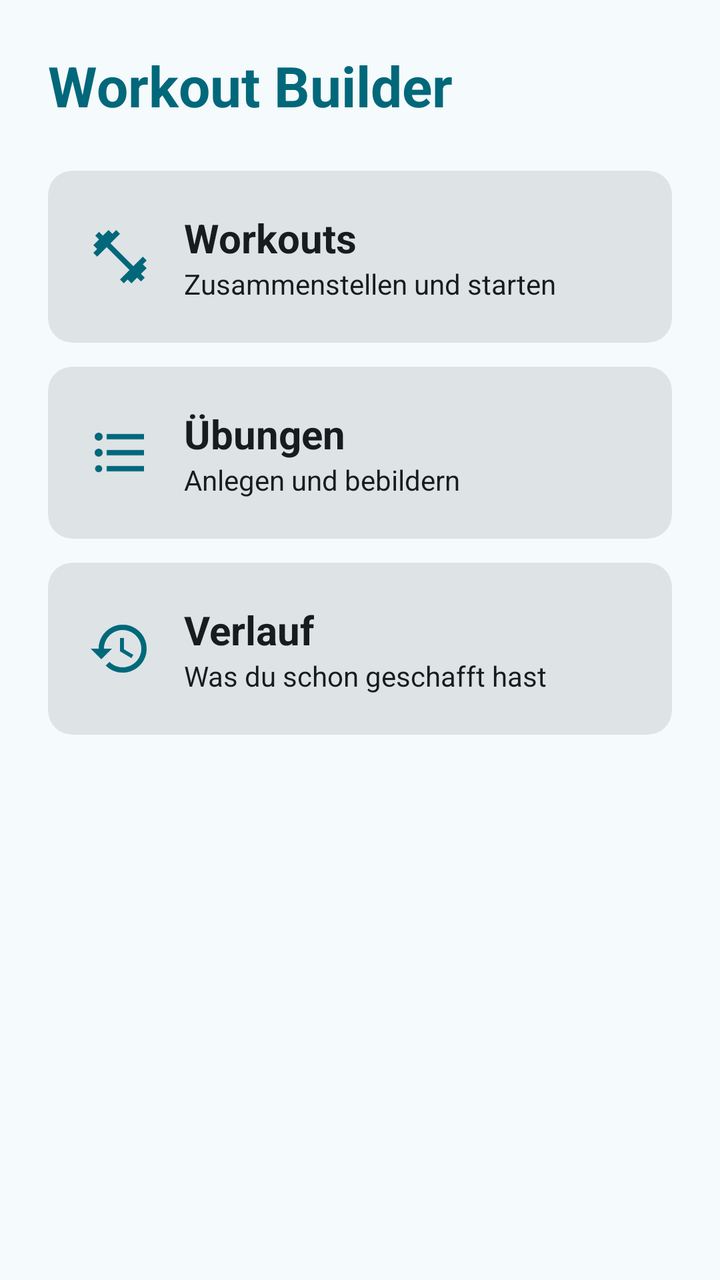
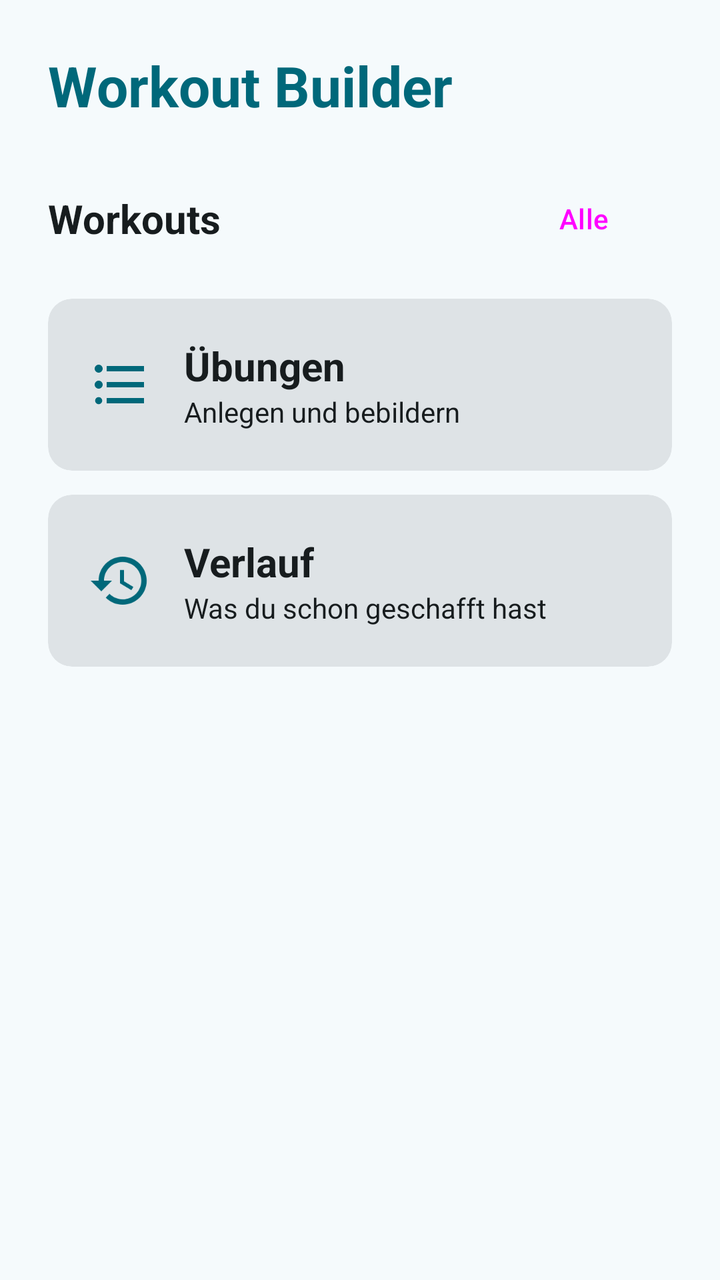

The first picture is an Android layout as it rendered before a commit; the second is the same layout after the commit. The layout source and the unified diff follow.
<!-- AndroidManifest.xml: application theme Theme.Workout -->
<!-- res/layout/fragment_home.xml -->
<?xml version="1.0" encoding="utf-8"?>
<LinearLayout
    xmlns:android="http://schemas.android.com/apk/res/android"
    xmlns:app="http://schemas.android.com/apk/res-auto"
    android:layout_width="match_parent"
    android:layout_height="match_parent"
    android:orientation="vertical"
    android:padding="24dp">

    <TextView
        android:layout_width="wrap_content"
        android:layout_height="wrap_content"
        android:text="@string/workout_builder"
        android:textColor="?attr/colorPrimary"
        android:textSize="28sp"
        android:textStyle="bold"/>

    <Space
        android:layout_width="match_parent"
        android:layout_height="24dp"/>

    <com.google.android.material.card.MaterialCardView
        android:id="@+id/btnWorkouts"
        style="@style/Widget.Workout.ListCard"
        android:layout_marginBottom="12dp"
        android:clickable="true"
        android:focusable="true">

        <LinearLayout
            android:layout_width="match_parent"
            android:layout_height="wrap_content"
            android:gravity="center_vertical"
            android:orientation="horizontal"
            android:padding="20dp">

            <ImageView
                android:layout_width="32dp"
                android:layout_height="32dp"
                android:layout_marginEnd="16dp"
                android:contentDescription="@null"
                android:src="@drawable/ic_fitness"
                app:tint="?attr/colorPrimary"/>

            <LinearLayout
                android:layout_width="0dp"
                android:layout_height="wrap_content"
                android:layout_weight="1"
                android:orientation="vertical">

                <TextView
                    android:layout_width="wrap_content"
                    android:layout_height="wrap_content"
                    android:text="@string/workouts"
                    android:textSize="20sp"
                    android:textStyle="bold"/>

                <TextView
                    android:layout_width="wrap_content"
                    android:layout_height="wrap_content"
                    android:text="Zusammenstellen und starten"/>
            </LinearLayout>
        </LinearLayout>
    </com.google.android.material.card.MaterialCardView>

    <com.google.android.material.card.MaterialCardView
        android:id="@+id/btnExercises"
        style="@style/Widget.Workout.ListCard"
        android:layout_marginBottom="12dp"
        android:clickable="true"
        android:focusable="true">

        <LinearLayout
            android:layout_width="match_parent"
            android:layout_height="wrap_content"
            android:gravity="center_vertical"
            android:orientation="horizontal"
            android:padding="20dp">

            <ImageView
                android:layout_width="32dp"
                android:layout_height="32dp"
                android:layout_marginEnd="16dp"
                android:contentDescription="@null"
                android:src="@drawable/ic_list"
                app:tint="?attr/colorPrimary"/>

            <LinearLayout
                android:layout_width="0dp"
                android:layout_height="wrap_content"
                android:layout_weight="1"
                android:orientation="vertical">

                <TextView
                    android:layout_width="wrap_content"
                    android:layout_height="wrap_content"
                    android:text="@string/exercises"
                    android:textSize="20sp"
                    android:textStyle="bold"/>

                <TextView
                    android:layout_width="wrap_content"
                    android:layout_height="wrap_content"
                    android:text="Anlegen und bebildern"/>
            </LinearLayout>
        </LinearLayout>
    </com.google.android.material.card.MaterialCardView>

    <com.google.android.material.card.MaterialCardView
        android:id="@+id/btnHistory"
        style="@style/Widget.Workout.ListCard"
        android:clickable="true"
        android:focusable="true">

        <LinearLayout
            android:layout_width="match_parent"
            android:layout_height="wrap_content"
            android:gravity="center_vertical"
            android:orientation="horizontal"
            android:padding="20dp">

            <ImageView
                android:layout_width="32dp"
                android:layout_height="32dp"
                android:layout_marginEnd="16dp"
                android:contentDescription="@null"
                android:src="@drawable/ic_history"
                app:tint="?attr/colorPrimary"/>

            <LinearLayout
                android:layout_width="0dp"
                android:layout_height="wrap_content"
                android:layout_weight="1"
                android:orientation="vertical">

                <TextView
                    android:layout_width="wrap_content"
                    android:layout_height="wrap_content"
                    android:text="@string/history"
                    android:textSize="20sp"
                    android:textStyle="bold"/>

                <TextView
                    android:layout_width="wrap_content"
                    android:layout_height="wrap_content"
                    android:text="Was du schon geschafft hast"/>
            </LinearLayout>
        </LinearLayout>
    </com.google.android.material.card.MaterialCardView>

</LinearLayout>
<!-- resources referenced by this layout -->
<resources>
  <!-- drawable ic_fitness (drawable) -->
  <vector xmlns:android="http://schemas.android.com/apk/res/android"
      android:width="24dp"
      android:height="24dp"
      android:viewportWidth="24"
      android:viewportHeight="24">
      <path
          android:fillColor="#FFFFFFFF"
          android:pathData="M20.57,14.86L22,13.43 20.57,12 17,15.57 8.43,7 12,3.43 10.57,2 9.14,3.43 7.71,2 5.57,4.14 4.14,2.71 2.71,4.14l1.43,1.43L2,7.71l1.43,1.43L2,10.57 3.43,12 7,8.43 15.57,17 12,20.57 13.43,22l1.43,-1.43L16.29,22l2.14,-2.14 1.43,1.43 1.43,-1.43 -1.43,-1.43L22,16.29z"/>
  </vector>
  <!-- drawable ic_history (drawable) -->
  <vector xmlns:android="http://schemas.android.com/apk/res/android"
      android:width="24dp"
      android:height="24dp"
      android:viewportWidth="24"
      android:viewportHeight="24">
      <path
          android:fillColor="#FFFFFFFF"
          android:pathData="M13,3c-4.97,0 -9,4.03 -9,9L1,12l3.89,3.89 0.07,0.14L9,12L6,12c0,-3.87 3.13,-7 7,-7s7,3.13 7,7 -3.13,7 -7,7c-1.93,0 -3.68,-0.79 -4.94,-2.06l-1.42,1.42C8.27,19.99 10.51,21 13,21c4.97,0 9,-4.03 9,-9s-4.03,-9 -9,-9zM12,8v5l4.28,2.54 0.72,-1.21 -3.5,-2.08L13.5,8L12,8z"/>
  </vector>
  <!-- drawable ic_list (drawable) -->
  <vector xmlns:android="http://schemas.android.com/apk/res/android"
      android:width="24dp"
      android:height="24dp"
      android:viewportWidth="24"
      android:viewportHeight="24">
      <path
          android:fillColor="#FFFFFFFF"
          android:pathData="M4,10.5c-0.83,0 -1.5,0.67 -1.5,1.5s0.67,1.5 1.5,1.5 1.5,-0.67 1.5,-1.5 -0.67,-1.5 -1.5,-1.5zM4,4.5c-0.83,0 -1.5,0.67 -1.5,1.5S3.17,7.5 4,7.5 5.5,6.83 5.5,6 4.83,4.5 4,4.5zM4,16.67c-0.74,0 -1.33,0.6 -1.33,1.33s0.6,1.33 1.33,1.33 1.33,-0.6 1.33,-1.33 -0.59,-1.33 -1.33,-1.33zM7,19h14v-2H7v2zM7,13h14v-2H7v2zM7,5v2h14V5H7z"/>
  </vector>
  <string name="exercises">Übungen</string>
  <string name="history">Verlauf</string>
  <string name="workout_builder">Workout Builder</string>
  <string name="workouts">Workouts</string>
  <style name="Widget.Workout.ListCard" parent="Widget.Material3.CardView.Filled">
          <item name="android:layout_width">match_parent</item>
          <item name="android:layout_height">wrap_content</item>
          <item name="android:layout_marginBottom">8dp</item>
      </style>
  <style name="Theme.Workout" parent="Base.Theme.Workout" />
  <color name="primary">#00687A</color>
  <color name="on_primary">#FFFFFF</color>
  <color name="primary_container">#ACEDFF</color>
  <color name="on_primary_container">#001F26</color>
  <color name="primary_inverse">#84D2E7</color>
  <color name="secondary">#4B6269</color>
  <color name="on_secondary">#FFFFFF</color>
  <color name="secondary_container">#CEE7EF</color>
  <color name="on_secondary_container">#061F25</color>
  <color name="tertiary">#565D7E</color>
  <color name="on_tertiary">#FFFFFF</color>
  <color name="tertiary_container">#DDE1FF</color>
  <color name="on_tertiary_container">#131A37</color>
  <color name="error">#BA1A1A</color>
  <color name="on_error">#FFFFFF</color>
  <color name="error_container">#FFDAD6</color>
  <color name="on_error_container">#410002</color>
  <color name="surface">#F5FAFC</color>
  <color name="on_surface">#171C1E</color>
  <color name="surface_variant">#DBE4E7</color>
  <color name="on_surface_variant">#3F484B</color>
  <color name="surface_inverse">#2B3133</color>
  <color name="on_surface_inverse">#ECF2F4</color>
  <color name="surface_dim">#D5DBDD</color>
  <color name="surface_bright">#F5FAFC</color>
  <color name="surface_container_lowest">#FFFFFF</color>
  <color name="surface_container_low">#EFF4F7</color>
  <color name="surface_container">#E9EFF1</color>
  <color name="surface_container_high">#E3E9EB</color>
  <color name="surface_container_highest">#DEE3E6</color>
  <color name="outline">#70797C</color>
  <color name="outline_variant">#BFC8CB</color>
  <!-- unchanged entries left out for length: 1 -->
</resources>

<!-- the commit's change to res/layout/fragment_home.xml (unified diff, before → after) -->
@@ -1,9 +1,13 @@
 <?xml version="1.0" encoding="utf-8"?>
-<LinearLayout
+<androidx.core.widget.NestedScrollView
     xmlns:android="http://schemas.android.com/apk/res/android"
     xmlns:app="http://schemas.android.com/apk/res-auto"
     android:layout_width="match_parent"
-    android:layout_height="match_parent"
+    android:layout_height="match_parent">
+
+<LinearLayout
+    android:layout_width="match_parent"
+    android:layout_height="wrap_content"
     android:orientation="vertical"
     android:padding="24dp">
 
@@ -19,48 +23,36 @@
         android:layout_width="match_parent"
         android:layout_height="24dp"/>
 
-    <com.google.android.material.card.MaterialCardView
-        android:id="@+id/btnWorkouts"
-        style="@style/Widget.Workout.ListCard"
-        android:layout_marginBottom="12dp"
-        android:clickable="true"
-        android:focusable="true">
+    <LinearLayout
+        android:layout_width="match_parent"
+        android:layout_height="wrap_content"
+        android:gravity="center_vertical"
+        android:orientation="horizontal">
 
-        <LinearLayout
-            android:layout_width="match_parent"
+        <TextView
+            android:id="@+id/txtWorkoutsHeading"
+            android:layout_width="0dp"
             android:layout_height="wrap_content"
-            android:gravity="center_vertical"
-            android:orientation="horizontal"
-            android:padding="20dp">
+            android:layout_weight="1"
+            android:text="@string/workouts"
+            android:textSize="20sp"
+            android:textStyle="bold"/>
 
-            <ImageView
-                android:layout_width="32dp"
-                android:layout_height="32dp"
-                android:layout_marginEnd="16dp"
-                android:contentDescription="@null"
-                android:src="@drawable/ic_fitness"
-                app:tint="?attr/colorPrimary"/>
+        <Button
+            android:id="@+id/btnAllWorkouts"
+            style="@style/Widget.Material3.Button.TextButton"
+            android:layout_width="wrap_content"
+            android:layout_height="wrap_content"
+            android:contentDescription="@string/alle_workouts"
+            android:text="@string/alle"/>
+    </LinearLayout>
 
-            <LinearLayout
-                android:layout_width="0dp"
-                android:layout_height="wrap_content"
-                android:layout_weight="1"
-                android:orientation="vertical">
-
-                <TextView
-                    android:layout_width="wrap_content"
-                    android:layout_height="wrap_content"
-                    android:text="@string/workouts"
-                    android:textSize="20sp"
-                    android:textStyle="bold"/>
-
-                <TextView
-                    android:layout_width="wrap_content"
-                    android:layout_height="wrap_content"
-                    android:text="Zusammenstellen und starten"/>
-            </LinearLayout>
-        </LinearLayout>
-    </com.google.android.material.card.MaterialCardView>
+    <androidx.recyclerview.widget.RecyclerView
+        android:id="@+id/recyclerRecentWorkouts"
+        android:layout_width="match_parent"
+        android:layout_height="wrap_content"
+        android:layout_marginBottom="16dp"
+        android:nestedScrollingEnabled="false"/>
 
     <com.google.android.material.card.MaterialCardView
         android:id="@+id/btnExercises"
@@ -148,3 +140,4 @@
     </com.google.android.material.card.MaterialCardView>
 
 </LinearLayout>
+</androidx.core.widget.NestedScrollView>
<!-- resource entries referenced after the edit -->
@@ -1,15 +1,5 @@
 <!-- resources referenced by this layout -->
 <resources>
-  <!-- drawable ic_fitness (drawable) -->
-  <vector xmlns:android="http://schemas.android.com/apk/res/android"
-      android:width="24dp"
-      android:height="24dp"
-      android:viewportWidth="24"
-      android:viewportHeight="24">
-      <path
-          android:fillColor="#FFFFFFFF"
-          android:pathData="M20.57,14.86L22,13.43 20.57,12 17,15.57 8.43,7 12,3.43 10.57,2 9.14,3.43 7.71,2 5.57,4.14 4.14,2.71 2.71,4.14l1.43,1.43L2,7.71l1.43,1.43L2,10.57 3.43,12 7,8.43 15.57,17 12,20.57 13.43,22l1.43,-1.43L16.29,22l2.14,-2.14 1.43,1.43 1.43,-1.43 -1.43,-1.43L22,16.29z"/>
-  </vector>
   <!-- drawable ic_history (drawable) -->
   <vector xmlns:android="http://schemas.android.com/apk/res/android"
       android:width="24dp"
@@ -30,6 +20,8 @@
           android:fillColor="#FFFFFFFF"
           android:pathData="M4,10.5c-0.83,0 -1.5,0.67 -1.5,1.5s0.67,1.5 1.5,1.5 1.5,-0.67 1.5,-1.5 -0.67,-1.5 -1.5,-1.5zM4,4.5c-0.83,0 -1.5,0.67 -1.5,1.5S3.17,7.5 4,7.5 5.5,6.83 5.5,6 4.83,4.5 4,4.5zM4,16.67c-0.74,0 -1.33,0.6 -1.33,1.33s0.6,1.33 1.33,1.33 1.33,-0.6 1.33,-1.33 -0.59,-1.33 -1.33,-1.33zM7,19h14v-2H7v2zM7,13h14v-2H7v2zM7,5v2h14V5H7z"/>
   </vector>
+  <string name="alle">Alle</string>
+  <string name="alle_workouts">Alle Workouts</string>
   <string name="exercises">Übungen</string>
   <string name="history">Verlauf</string>
   <string name="workout_builder">Workout Builder</string>
